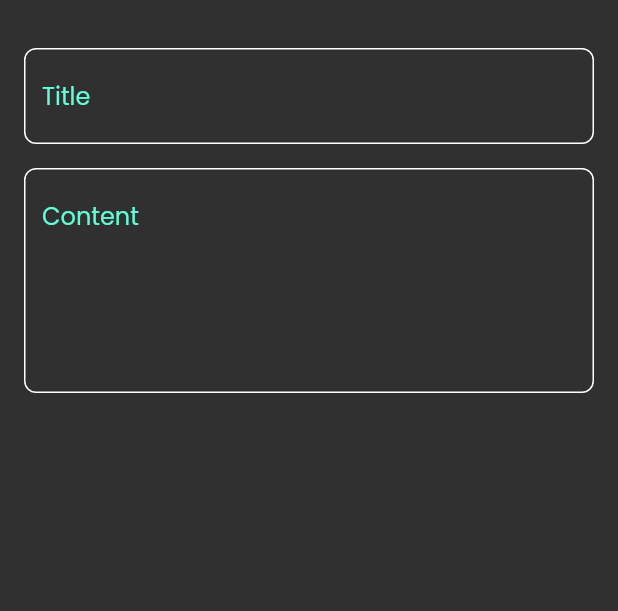
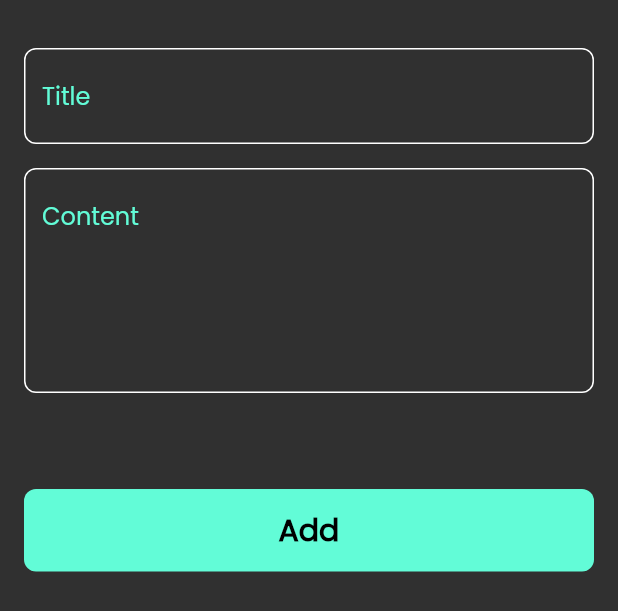
Before and after one commit to YoussefLachgar/notes_app, a Flutter app: the AddNoteBottomSheet widget shown alone on an empty page, opened directly, on a phone screen of 412 x 824 dp. Shown: the top 611 px of the screen. Run offline on Flutter 3.47's test engine with Material 2 defaults, Android fonts, the phone set to English and light mode, and no system bars.

Commit message:
12: i finished the custom buttom sheet

```diff
--- a/lib/views/widgets/add_note_bottom_sheet.view.dart
+++ b/lib/views/widgets/add_note_bottom_sheet.view.dart
@@ -1,6 +1,9 @@
 import 'package:flutter/foundation.dart';
 import 'package:flutter/material.dart';
+import 'package:notes_hive_app/constants.dart';
 import 'package:notes_hive_app/views/widgets/custom_text_field.view.dart';
+
+import 'custom_button.view.dart';
 
 class AddNoteBottomSheet extends StatelessWidget {
   const AddNoteBottomSheet({super.key});
@@ -9,6 +12,7 @@ class AddNoteBottomSheet extends StatelessWidget {
   Widget build(BuildContext context) {
     return Padding(
       padding: EdgeInsets.symmetric(horizontal: 16),
+      child: SingleChildScrollView(
         child: Column(
           children: [
             SizedBox(
@@ -24,7 +28,15 @@ class AddNoteBottomSheet extends StatelessWidget {
               hint: 'Content',
               maxLines: 5,
             ),
+            SizedBox(
+              height: 64,
+            ),
+            CustomButton(),
+            SizedBox(
+              height: 16,
+            ),
           ],
+        ),
       ),
     );
   }
--- /dev/null
+++ b/lib/views/widgets/custom_button.view.dart
@@ -0,0 +1,27 @@
+import 'package:flutter/material.dart';
+
+import '../../constants.dart';
+
+class CustomButton extends StatelessWidget {
+  const CustomButton({super.key});
+
+  @override
+  Widget build(BuildContext context) {
+    return Container(
+      width: MediaQuery.of(context).size.width,
+      height: 55,
+      decoration: BoxDecoration(
+          color: kPrimaryColor, borderRadius: BorderRadius.circular(8)),
+      child: Center(
+        child: Text(
+          'Add',
+          style: TextStyle(
+            color: Colors.black,
+            fontWeight: FontWeight.bold,
+            fontSize: 20,
+          ),
+        ),
+      ),
+    );
+  }
+}
```
Lines whose indentation alone changed are shown as unchanged.
